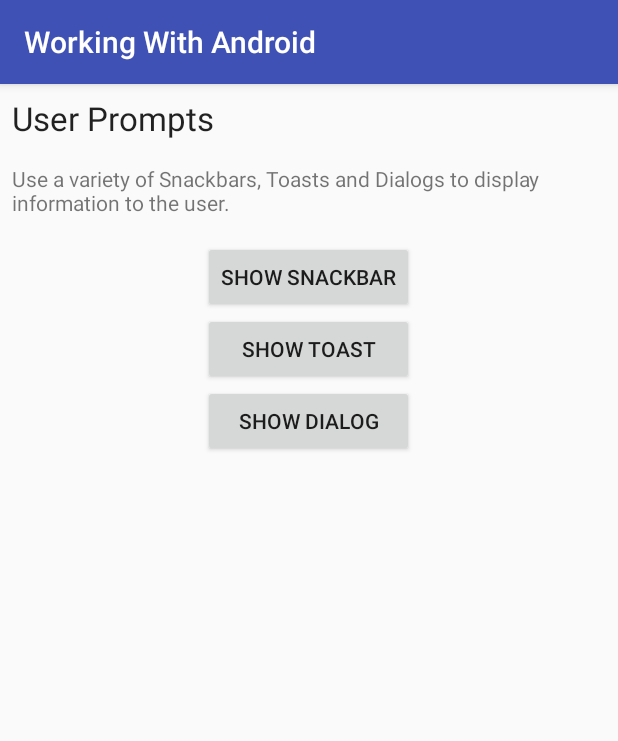
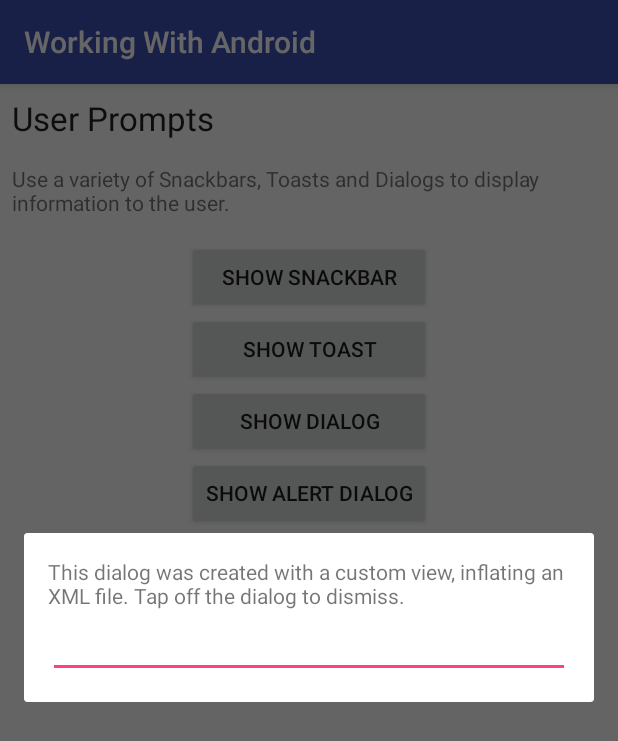
Before and after one commit to brittvarnom/Component_Practise, an Android app: the UserPromptsActivity screen opened directly, with no data from a screen before it, after a tap on "SHOW DIALOG", on a phone screen of 412 x 824 dp. Shown: the top 741 px of the screen. Run offline under Robolectric (Android 15) with nearby library versions, the phone set to English and light mode, and no system bars; 2 other taps on this screen came first.

```diff
--- a/Component_Practise_All/app/src/main/AndroidManifest.xml
+++ b/Component_Practise_All/app/src/main/AndroidManifest.xml
@@ -26,7 +26,7 @@
         </activity>
         <activity android:name=".Beginner.FragmentActivity.FragmentActivity">
         </activity>
-        <activity android:name=".Beginner.UserPromptsActivity">
+        <activity android:name=".Beginner.UserPromptsActivity.UserPromptsActivity">
         </activity>
         <activity android:name=".Beginner.NotificationsActivity">
         </activity>
--- /dev/null
+++ b/Component_Practise_All/app/src/main/java/britt/com/component_practise_all/Beginner/UserPromptsActivity/CustomDialogFragment.kt
@@ -0,0 +1,38 @@
+package britt.com.component_practise_all.Beginner.UserPromptsActivity
+
+import android.app.DialogFragment
+import android.os.Bundle
+import android.view.*
+import android.widget.EditText
+import android.widget.TextView
+import britt.com.component_practise_all.R
+import kotlinx.android.synthetic.main.fragment_username.*
+
+class CustomDialogFragment: DialogFragment(), TextView.OnEditorActionListener {
+
+    interface UserNameDialogListener {
+        fun onFinishUserDialog(username: String)
+    }
+
+    private lateinit var editText : EditText
+
+    override fun onCreateView(inflater: LayoutInflater?, container: ViewGroup?, savedInstanceState: Bundle?): View? {
+        return inflater?.inflate(R.layout.fragment_username, container)
+    }
+
+    override fun onViewCreated(view: View?, savedInstanceState: Bundle?) {
+        editText = user_name_entry
+        editText.setOnEditorActionListener(this)
+        editText.requestFocus()
+        dialog.window.setSoftInputMode(WindowManager.LayoutParams.SOFT_INPUT_STATE_VISIBLE)
+        dialog.setTitle(R.string.description_fragment_custom)
+    }
+
+
+    override fun onEditorAction(p0: TextView?, p1: Int, p2: KeyEvent?): Boolean {
+        val activity = activity as UserNameDialogListener
+        activity.onFinishUserDialog(editText.text.toString())
+        this.dismiss()
+        return true
+    }
+}
--- a/Component_Practise_All/app/src/main/java/britt/com/component_practise_all/Beginner/UserPromptsActivity.kt
+++ b/Component_Practise_All/app/src/main/java/britt/com/component_practise_all/Beginner/UserPromptsActivity/UserPromptsActivity.kt
@@ -1,4 +1,4 @@
-package britt.com.component_practise_all.Beginner
+package britt.com.component_practise_all.Beginner.UserPromptsActivity
 
 import android.os.Bundle
 import android.support.design.widget.Snackbar
@@ -7,12 +7,16 @@ import android.widget.Toast
 import britt.com.component_practise_all.R
 import kotlinx.android.synthetic.main.activity_user_prompts.*
 
-class UserPromptsActivity : AppCompatActivity() {
+class UserPromptsActivity : AppCompatActivity(), CustomDialogFragment.UserNameDialogListener {
 
     override fun onCreate(savedInstanceState: Bundle?) {
         super.onCreate(savedInstanceState)
         setContentView(R.layout.activity_user_prompts)
         setUpButtons()
+    }
+
+    override fun onFinishUserDialog(username: String) {
+        Toast.makeText(this, "Hello, $username!", Toast.LENGTH_SHORT).show()
     }
 
     private fun setUpButtons() {
@@ -25,7 +29,22 @@ class UserPromptsActivity : AppCompatActivity() {
                 .show()
         }
         btn_user_prompts_dialog.setOnClickListener {
-
+            dialogClick()
+        }
+        btn_user_prompts_alert_dialog.setOnClickListener {
+            alertDialogClick()
         }
     }
+
+    private fun dialogClick() {
+        val manager = fragmentManager
+        val customDialogFragment = CustomDialogFragment()
+        customDialogFragment.show(manager, "dialog_tag")
+    }
+    private fun alertDialogClick() {
+        val manager = fragmentManager
+        val customAlertDialogFragment = CustomAlertDialogFragment()
+        customAlertDialogFragment.show(manager, "dialog_tag")
+    }
+
 }
--- a/Component_Practise_All/app/src/main/java/britt/com/component_practise_all/MainActivity.kt
+++ b/Component_Practise_All/app/src/main/java/britt/com/component_practise_all/MainActivity.kt
@@ -10,6 +10,7 @@ import android.view.MenuItem
 import britt.com.component_practise_all.Beginner.*
 import britt.com.component_practise_all.Beginner.ActivityTask.FirstActivity
 import britt.com.component_practise_all.Beginner.FragmentActivity.FragmentActivity
+import britt.com.component_practise_all.Beginner.UserPromptsActivity.UserPromptsActivity
 import kotlinx.android.synthetic.main.activity_main.*
 import kotlinx.android.synthetic.main.nav_drawer_app_bar_main.*
 
--- a/Component_Practise_All/app/src/main/res/layout/activity_user_prompts.xml
+++ b/Component_Practise_All/app/src/main/res/layout/activity_user_prompts.xml
@@ -7,7 +7,7 @@
     android:layout_height="match_parent"
     android:layout_margin="8dp"
     android:orientation="vertical"
-    tools:context="britt.com.component_practise_all.Beginner.UserPromptsActivity">
+    tools:context="britt.com.component_practise_all.Beginner.UserPromptsActivity.UserPromptsActivity">
 
     <TextView
         style="@style/Base.TextAppearance.AppCompat.Large"
@@ -49,6 +49,13 @@
             android:layout_height="wrap_content"
             android:layout_weight="1"
             android:text="@string/button_user_prompts_dialog"/>
+
+        <Button
+            android:id="@+id/btn_user_prompts_alert_dialog"
+            android:layout_width="match_parent"
+            android:layout_height="wrap_content"
+            android:layout_weight="1"
+            android:text="@string/button_user_prompts_alert_dialog"/>
     </LinearLayout>
 
 </LinearLayout>
--- /dev/null
+++ b/Component_Practise_All/app/src/main/res/layout/fragment_username.xml
@@ -0,0 +1,21 @@
+<?xml version="1.0" encoding="utf-8"?>
+<LinearLayout xmlns:android="http://schemas.android.com/apk/res/android"
+              android:orientation="vertical"
+              android:padding="16dp"
+              android:layout_width="match_parent"
+              android:layout_height="match_parent">
+
+    <TextView
+        android:id="@+id/user_name_prompt"
+        android:layout_width="match_parent"
+        android:layout_height="wrap_content"
+        android:text="@string/description_fragment_custom"/>
+
+    <EditText
+        android:id="@+id/user_name_entry"
+        android:layout_width="match_parent"
+        android:layout_height="wrap_content"
+        android:imeOptions="actionDone"
+        android:inputType="text"/>
+
+</LinearLayout>
--- a/Component_Practise_All/app/src/main/res/values/strings.xml
+++ b/Component_Practise_All/app/src/main/res/values/strings.xml
@@ -23,8 +23,16 @@
     <string name="description_notifications">Allow a user to click a button to launch a notification. When the Notification is clicked launch a different Activity.</string>
     <string name="description_view_class">Attach a view to an already inflated layout. You may create the view (e.g. a TextView) and then atach it to the Activity layout on button click.</string>
 
+    <string name="title_fragment_custom_dialog">Example Dialog</string>
+
     <string name="description_fragment_one">This is a fragment.</string>
     <string name="description_fragment_two">This is another fragment.</string>
+    <string name="description_fragment_custom">This dialog was created with a custom view, inflating an XML file. Tap off the dialog to dismiss.</string>
+    <string name="description_fragment_custom_dialog_alert">This message was set in a custom dialog class, extending DialogFragment.</string>
+
+    <string name="button_fragment_two">Back to home</string>
+    <string name="button_fragment_custom_dialog">OK</string>
+    <string name="button_fragment_custom_dialog_cancel">Cancel</string>
 
     <string name="button_logging_error">Log error message</string>
     <string name="button_logging_debug">Log debug message</string>
@@ -33,7 +41,7 @@
     <string name="button_user_prompts_snackbar">Show snackbar</string>
     <string name="button_user_prompts_toast">Show toast</string>
     <string name="button_user_prompts_dialog">Show dialog</string>
-
-    <string name="button_fragment_two">Back to home</string>
+    <string name="button_user_prompts_alert_dialog">Show alert dialog</string>
+    <string name="button_notifications_send">Send Notification</string>
 
 </resources>
--- a/Component_Practise_All/build.gradle
+++ b/Component_Practise_All/build.gradle
@@ -7,8 +7,9 @@ buildscript {
         jcenter()
     }
     dependencies {
-        classpath 'com.android.tools.build:gradle:3.0.0-beta5'
+        classpath 'com.android.tools.build:gradle:3.0.0-beta6'
         classpath "org.jetbrains.kotlin:kotlin-gradle-plugin:$kotlin_version"
+        classpath "org.jetbrains.kotlin:kotlin-android-extensions:$kotlin_version"
 
         // NOTE: Do not place your application dependencies here; they belong
         // in the individual module build.gradle files
```
Also changed, not shown: Component_Practise_All/app/src/main/java/britt/com/component_practise_all/Beginner/NotificationsActivity.kt (+28 -1 lines), Component_Practise_All/app/src/main/java/britt/com/component_practise_all/Beginner/UserPromptsActivity/CustomAlertDialogFragment.kt (added, +27 -0 lines), Component_Practise_All/app/src/main/res/layout/activity_notifications.xml (+7 -0 lines).
